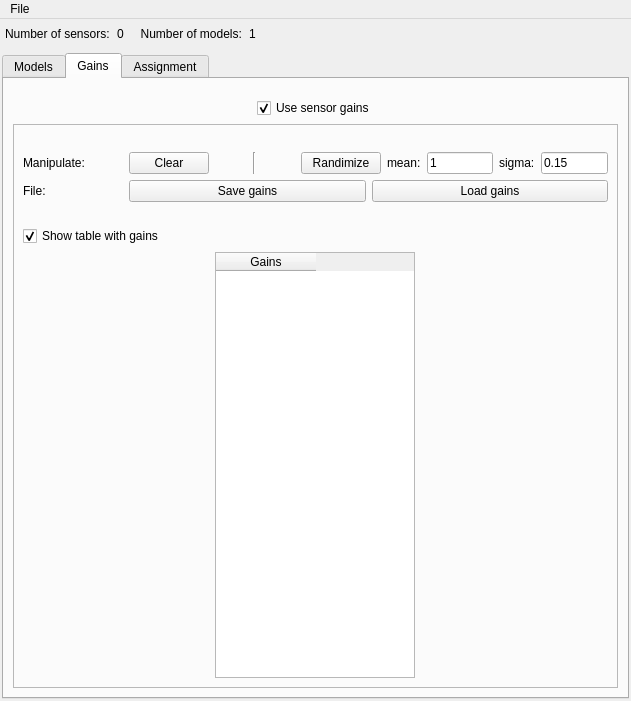
andrmor/ANTS3bundle, file ants3bundle/src/ants3/gui/photsim/asensorwindow.ui: the form before one commit.
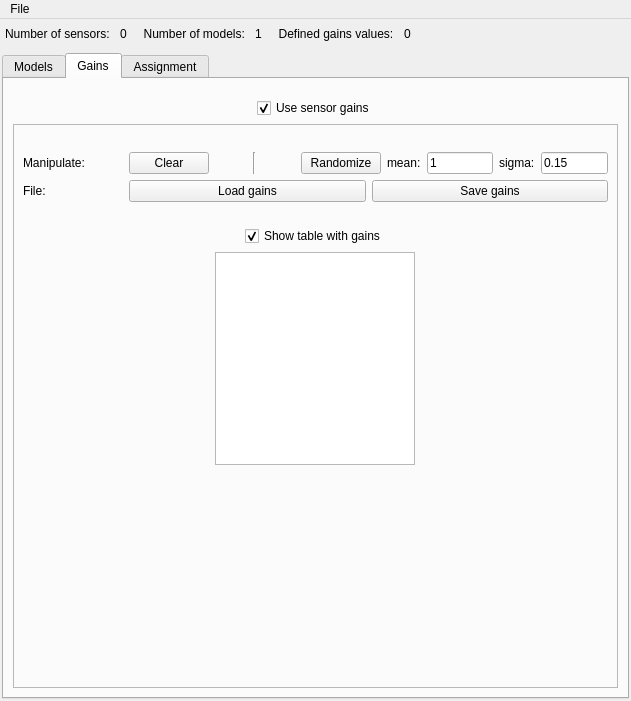
The form after the commit.

What changed in the file:
```diff
--- a/ants3bundle/src/ants3/gui/photsim/asensorwindow.ui
+++ b/ants3bundle/src/ants3/gui/photsim/asensorwindow.ui
@@ -54,7 +54,7 @@
        <item>
         <widget class="QLabel" name="label_11">
          <property name="text">
-          <string>Number of sensors:  </string>
+          <string>Number of sensors:   </string>
          </property>
         </widget>
        </item>
@@ -71,7 +71,7 @@
        <item>
         <widget class="QLabel" name="label_13">
          <property name="text">
-          <string>     Number of models:  </string>
+          <string>     Number of models:   </string>
          </property>
         </widget>
        </item>
@@ -85,6 +85,20 @@
          </property>
         </widget>
        </item>
+       <item>
+        <widget class="QLabel" name="labDefinedGains">
+         <property name="text">
+          <string>     Defined gains values:   </string>
+         </property>
+        </widget>
+       </item>
+       <item>
+        <widget class="QLabel" name="labNumGains">
+         <property name="text">
+          <string>0</string>
+         </property>
+        </widget>
+       </item>
        <item>
         <spacer name="horizontalSpacer">
          <property name="orientation">
@@ -1619,7 +1633,7 @@
                 </font>
                </property>
                <property name="text">
-                <string>Randimize</string>
+                <string>Randomize</string>
                </property>
               </widget>
              </item>
@@ -1680,18 +1694,6 @@
                </property>
               </widget>
              </item>
-             <item>
-              <widget class="QPushButton" name="pbGains_Save">
-               <property name="font">
-                <font>
-                 <fontweight>DemiBold</fontweight>
-                </font>
-               </property>
-               <property name="text">
-                <string>Save gains</string>
-               </property>
-              </widget>
-             </item>
              <item>
               <widget class="QPushButton" name="pbGains_Load">
                <property name="font">
@@ -1704,6 +1706,18 @@
                </property>
               </widget>
              </item>
+             <item>
+              <widget class="QPushButton" name="pbGains_Save">
+               <property name="font">
+                <font>
+                 <fontweight>DemiBold</fontweight>
+                </font>
+               </property>
+               <property name="text">
+                <string>Save gains</string>
+               </property>
+              </widget>
+             </item>
             </layout>
            </item>
            <item>
@@ -1722,7 +1736,7 @@
              </property>
             </spacer>
            </item>
-           <item>
+           <item alignment="Qt::AlignmentFlag::AlignHCenter">
             <widget class="QCheckBox" name="cbGains_ShowTable">
              <property name="text">
               <string>Show table with gains</string>
@@ -1746,6 +1760,9 @@
                <height>16777215</height>
               </size>
              </property>
+             <attribute name="horizontalHeaderVisible">
+              <bool>false</bool>
+             </attribute>
              <column>
               <property name="text">
                <string>Gains</string>
@@ -1753,6 +1770,19 @@
              </column>
             </widget>
            </item>
+           <item>
+            <spacer name="spGainLower">
+             <property name="orientation">
+              <enum>Qt::Orientation::Vertical</enum>
+             </property>
+             <property name="sizeHint" stdset="0">
+              <size>
+               <width>20</width>
+               <height>40</height>
+              </size>
+             </property>
+            </spacer>
+           </item>
           </layout>
          </widget>
         </item>
```
Left out of the diff: 2 changed lines with no effect on the pictures.
